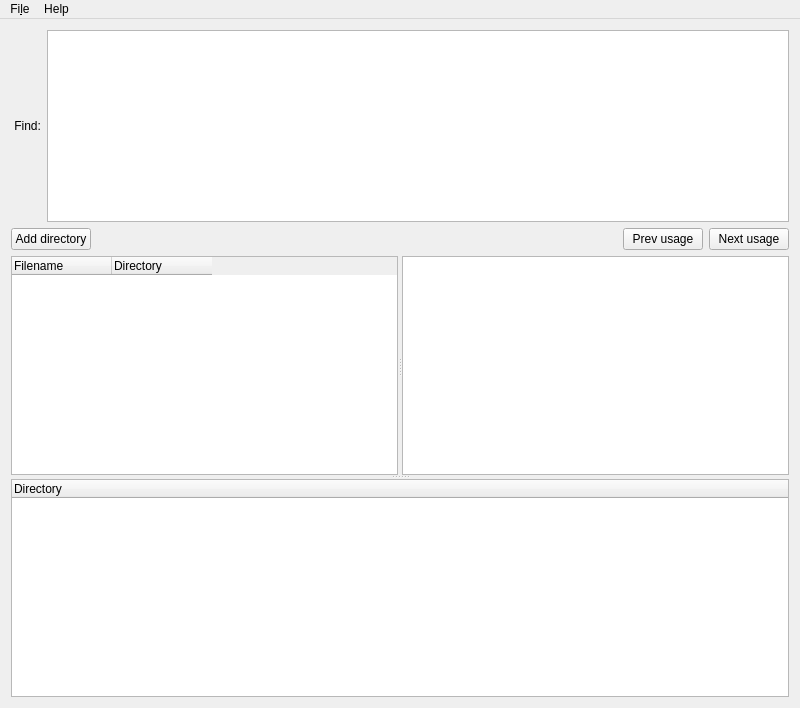
Qt form mainwindow.ui (mikeTerentev/megaFinder) before a commit.
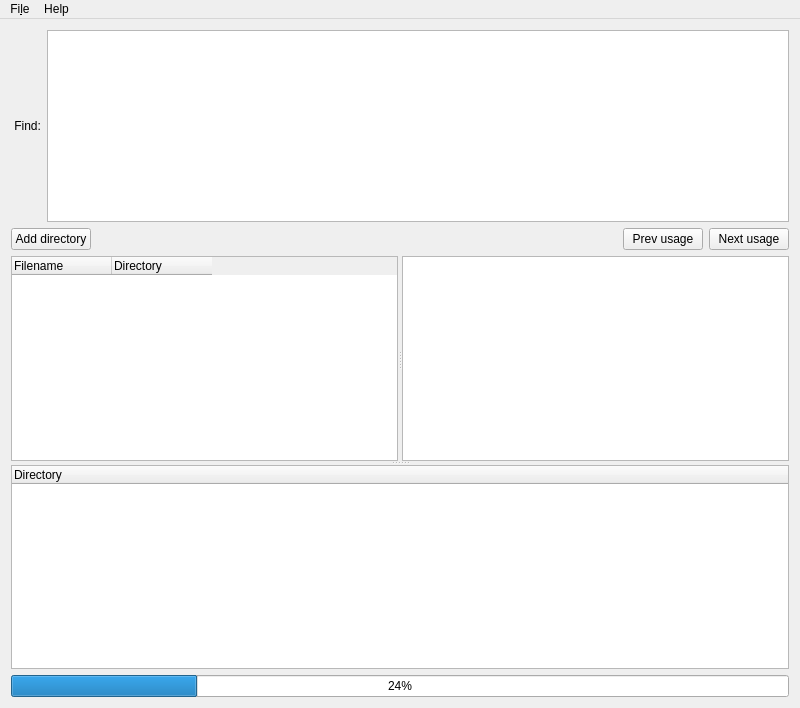
The same form after that commit. Custom widgets are drawn as their Qt base class.

```diff
--- a/mainwindow.ui
+++ b/mainwindow.ui
@@ -171,6 +171,13 @@
       </item>
      </layout>
     </item>
+    <item row="3" column="0">
+     <widget class="QProgressBar" name="progressBar">
+      <property name="value">
+       <number>24</number>
+      </property>
+     </widget>
+    </item>
    </layout>
   </widget>
   <widget class="QMenuBar" name="menuBar">
```
